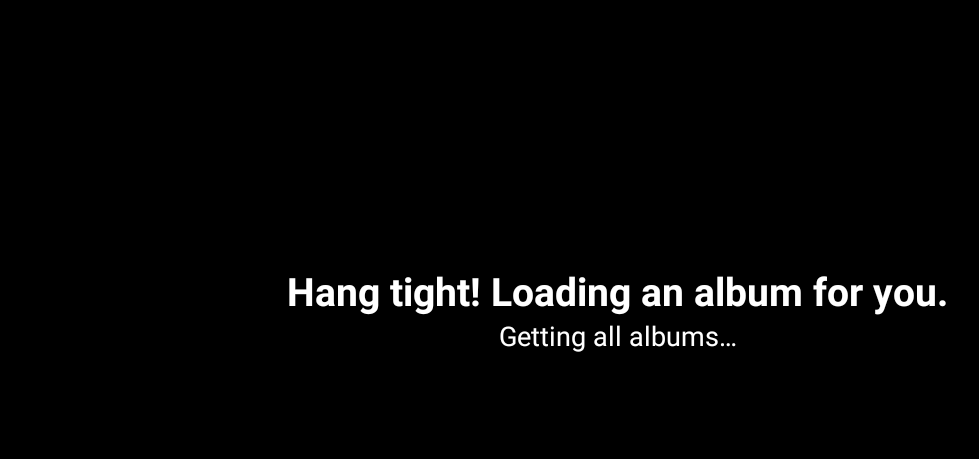
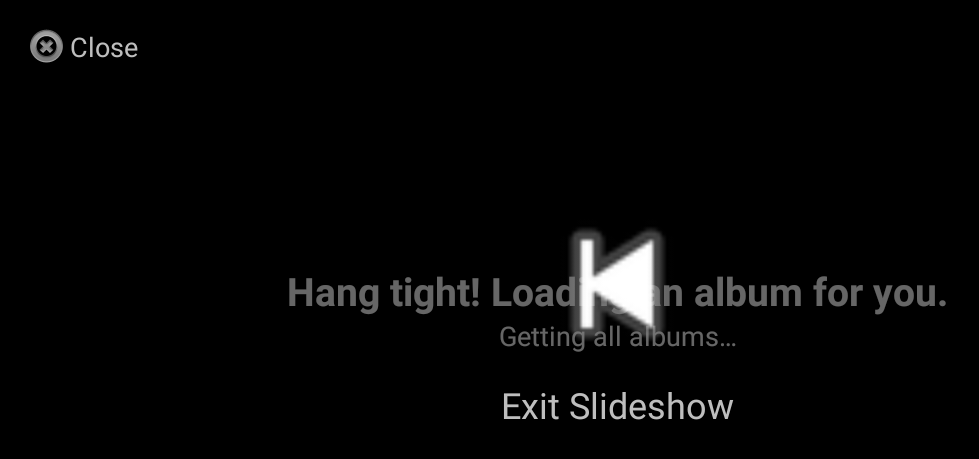
Before and after one commit to saucepwn/picturebook, an Android app: the ViewSlideshowActivity screen opened directly, with no data from a screen before it, on a phone screen of 824 x 412 dp (held sideways). Shown: the top 459 px of the screen, without its empty margins (0-979 px from the left). Run offline under Robolectric (Android 15) with nearby library versions, the phone set to English and light mode, and no system bars; libraries missing offline, so code that uses them is left out: com.flaviofaria.kenburnsview, com.microsoft.applicationinsights; plain views replace KenBurnsView; 2 statements that could not run were skipped.

Commit message:
Exit Slideshow and close overlay buttons work

```diff
--- a/app/src/main/java/net/garrettsites/picturebook/activities/OverlayLayoutHelper.java
+++ b/app/src/main/java/net/garrettsites/picturebook/activities/OverlayLayoutHelper.java
@@ -11,18 +11,31 @@ import net.garrettsites.picturebook.R;
 public class OverlayLayoutHelper implements View.OnTouchListener {
     private boolean isOverlayAllowed = false;
     private View overlayRootView;
+    private final ViewSlideshowActivity viewSlideshowActivity;
 
     /**
      * Creates a new instance of the OverlayLayoutHelper class.
+     * @param slideshowActivity The ViewSlideshow activity. The Activity reference must be passed so
+     *                          the overlay can finish the activity if the user requests it.
      * @param overlayRootView The root View of the overlay.
      */
-    public OverlayLayoutHelper(View overlayRootView) {
+    public OverlayLayoutHelper(ViewSlideshowActivity slideshowActivity, View overlayRootView) {
         if (overlayRootView == null) throw new IllegalArgumentException("overlayRootView");
 
+        this.viewSlideshowActivity = slideshowActivity;
         this.overlayRootView = overlayRootView;
 
         // Hide overlay UI if the user taps it.
         overlayRootView.setOnTouchListener(this);
+
+        // Hook up the "Exit Slideshow" button.
+        overlayRootView.findViewById(R.id.overlay_exit_slideshow_layout)
+                .setOnClickListener(new View.OnClickListener() {
+                    @Override
+                    public void onClick(View v) {
+                        viewSlideshowActivity.finishSlideshow();
+                    }
+                });
     }
 
     /**
@@ -41,7 +54,6 @@ public class OverlayLayoutHelper implements View.OnTouchListener {
 
     /**
      * Shows the overlay if the overlay is allowed to be shown.
-     * @param overlayRootView The root view of the overlay layout.
      */
     public void showOverlay() {
         if (!isOverlayAllowed) return;
--- a/app/src/main/java/net/garrettsites/picturebook/activities/ViewSlideshowActivity.java
+++ b/app/src/main/java/net/garrettsites/picturebook/activities/ViewSlideshowActivity.java
@@ -12,7 +12,6 @@ import android.graphics.BitmapFactory;
 import android.os.Bundle;
 import android.os.Handler;
 import android.util.Log;
-import android.view.MotionEvent;
 import android.view.View;
 import android.view.WindowManager;
 import android.widget.TextView;
@@ -101,7 +100,7 @@ public class ViewSlideshowActivity extends Activity implements
 
         // Show overlay UI when the user taps the screen during the slideshow.
         View overlayRootLayout = findViewById(R.id.view_slideshow_overlay_root_layout);
-        overlayHelper = new OverlayLayoutHelper(overlayRootLayout);
+        overlayHelper = new OverlayLayoutHelper(this, overlayRootLayout);
         findViewById(R.id.view_slideshow_root_layout).setOnClickListener(new View.OnClickListener() {
             @Override
             public void onClick(View v) {
@@ -161,11 +160,18 @@ public class ViewSlideshowActivity extends Activity implements
         // Check if we should put the device to sleep (by finishing the activity).
         if (mUserPreferences.isSleeperWakerEnabled() && mSleeper.timeToSleep()) {
             mLogger.trackEvent("Sleeper finishing ViewSlideshowActivity");
-            mHandler.removeCallbacks(this);
-            finish();
+            finishSlideshow();
         } else {
             beginLoadNewPhoto();
         }
+    }
+
+    /**
+     * Finishes the activity and removes all handler callbacks.
+     */
+    public void finishSlideshow() {
+        mHandler.removeCallbacks(this);
+        finish();
     }
 
     /**
--- a/app/src/main/res/layout/layout_view_slideshow_overlay.xml
+++ b/app/src/main/res/layout/layout_view_slideshow_overlay.xml
@@ -1,16 +1,57 @@
 <?xml version="1.0" encoding="utf-8"?>
-<LinearLayout xmlns:android="http://schemas.android.com/apk/res/android"
+<RelativeLayout xmlns:android="http://schemas.android.com/apk/res/android"
     android:id="@+id/view_slideshow_overlay_root_layout"
     android:orientation="horizontal"
     android:layout_width="match_parent"
     android:layout_height="match_parent"
-    android:background="#8000"
-    android:visibility="gone">
+    android:background="#9000"
+    android:visibility="visible">
 
-    <TextView
+    <!-- Close overlay button -->
+    <LinearLayout
+        android:id="@+id/overlay_close_overlay"
         android:layout_width="wrap_content"
         android:layout_height="wrap_content"
-        android:color="@android:color/white"
-        android:text="Exit Slideshow" />
+        android:layout_alignParentTop="true"
+        android:layout_alignParentLeft="true"
+        android:gravity="center"
+        android:padding="15dp">
 
-</LinearLayout>
+        <ImageView
+            android:layout_width="wrap_content"
+            android:layout_height="wrap_content"
+            android:src="@android:drawable/ic_notification_clear_all"/>
+
+        <TextView
+            android:layout_width="wrap_content"
+            android:layout_height="wrap_content"
+            android:textSize="18dp"
+            android:text="@string/close" />
+
+    </LinearLayout>
+
+    <!-- Exit Slideshow button -->
+    <LinearLayout
+        android:id="@+id/overlay_exit_slideshow_layout"
+        android:layout_width="wrap_content"
+        android:layout_height="wrap_content"
+        android:layout_centerInParent="true"
+        android:padding="20dp"
+        android:gravity="center"
+        android:orientation="vertical">
+
+        <ImageView
+            android:layout_width="128dp"
+            android:layout_height="128dp"
+            android:src="@android:drawable/ic_media_previous" />
+
+        <TextView
+            android:layout_width="wrap_content"
+            android:layout_height="wrap_content"
+            android:color="@android:color/white"
+            android:textSize="24sp"
+            android:text="@string/exit_slideshow" />
+
+    </LinearLayout>
+
+</RelativeLayout>
--- a/app/src/main/res/values/strings.xml
+++ b/app/src/main/res/values/strings.xml
@@ -31,6 +31,10 @@
     <string name="getting_all_albums">Getting all albums…</string>
     <string name="getting_photo_details">Getting photo metadata for album: %1$s…</string>
 
+    <!-- View Slideshow Overlay -->
+    <string name="exit_slideshow">Exit Slideshow</string>
+    <string name="close">Close</string>
+
     <!-- Error messages -->
     <string name="error">Uh oh!</string>
     <string name="ok">OK</string>
```
